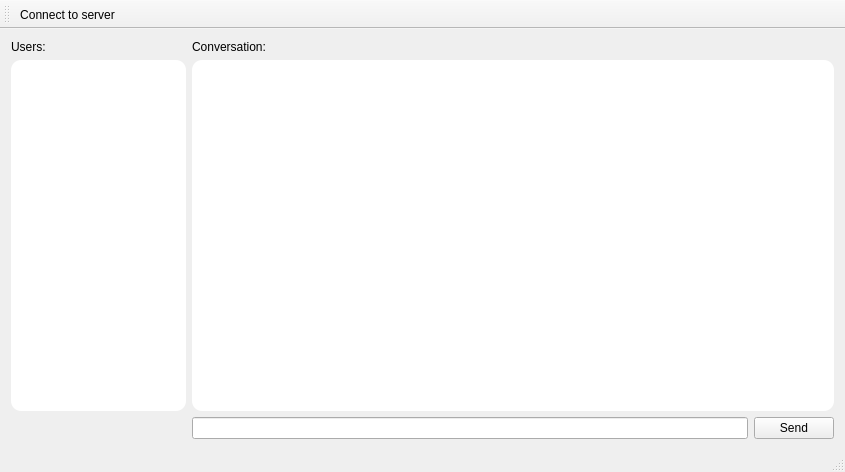
The window that ChatClient/application.ui (spelka/LinuxChat) describes before a commit, drawn with Qt 5.
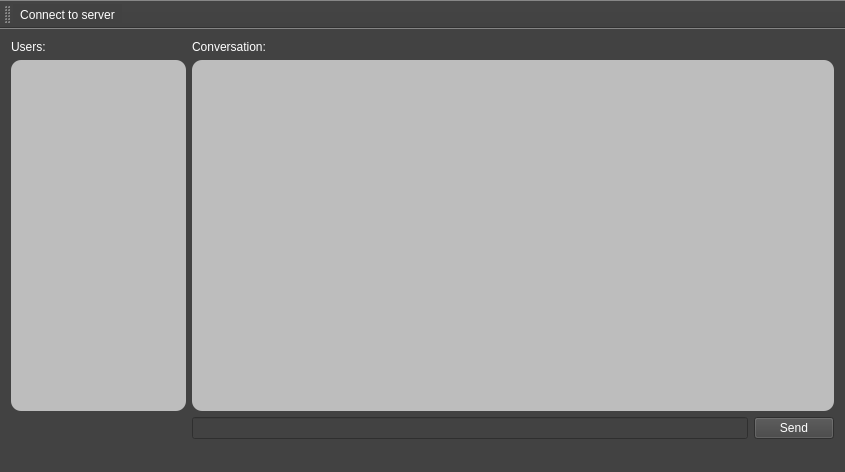
The same window after the commit.

Patch:
```diff
--- a/ChatClient/application.ui
+++ b/ChatClient/application.ui
@@ -13,6 +13,10 @@
   <property name="windowTitle">
    <string>Application</string>
   </property>
+  <property name="styleSheet">
+   <string notr="true">background-color: #424242;
+color: white;</string>
+  </property>
   <widget class="QWidget" name="centralWidget">
    <layout class="QGridLayout" name="gridLayout_2">
     <item row="0" column="0">
@@ -37,7 +41,8 @@
         </property>
         <property name="styleSheet">
          <string notr="true">border-radius: 10px;
-background: white;</string>
+background: #BDBDBD;
+color: black;</string>
         </property>
        </widget>
       </item>
@@ -45,7 +50,8 @@
        <widget class="QTextBrowser" name="txtConvo">
         <property name="styleSheet">
          <string notr="true">border-radius: 10px;
-background: white;</string>
+background: #BDBDBD;
+color: black;</string>
         </property>
        </widget>
       </item>
```
